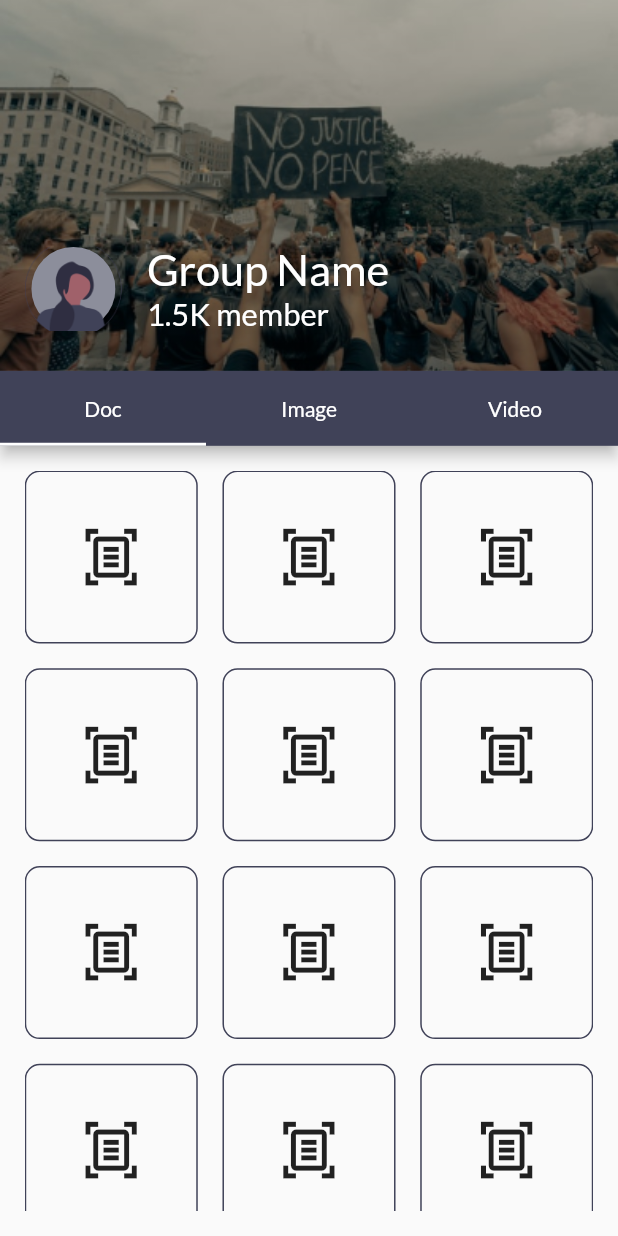
After one commit to talha828/IUVO, a Flutter app: the GroupInfoScreen screen opened directly, on a phone screen of 412 x 824 dp. The commit adds this screen. Run offline on Flutter 3.47's test engine with Material 2 defaults, Android fonts, the phone set to English and light mode, and no system bars; our stand-ins replace cloud_firestore, country_picker, firebase_auth, firebase_core, font_awesome_flutter, get and 3 more; missing offline and left inert: circular_clip_route, fluid_bottom_nav_bar, validation_plus; accounts and stored records are empty.

Commit message:
UI finish

```diff
--- /dev/null
+++ b/lib/view/group_info_screen/group_info_screen.dart
@@ -0,0 +1,166 @@
+import 'package:flutter/material.dart';
+import 'package:iuvo/components/constant/constant.dart';
+import 'package:iuvo/generated/assets.dart';
+
+class GroupInfoScreen extends StatefulWidget {
+  const GroupInfoScreen({Key? key}) : super(key: key);
+
+  @override
+  State<GroupInfoScreen> createState() => _GroupInfoScreenState();
+}
+
+class _GroupInfoScreenState extends State<GroupInfoScreen> {
+  @override
+  Widget build(BuildContext context) {
+    var width = MediaQuery.of(context).size.width;
+    return SafeArea(
+      child: DefaultTabController(
+        length: 3,
+        child: Scaffold(
+          body: Column(
+            children: [
+              Container(
+                width: width,
+                height: width * 0.6,
+                child: Stack(
+                  alignment: Alignment.bottomCenter,
+                  children: [
+                    Container(
+                      width: width,
+                      height: width * 0.6,
+                      decoration: const BoxDecoration(
+                        image: DecorationImage(
+                            image: AssetImage(Assets.imageJustices),
+                            fit: BoxFit.cover),
+                      ),
+                      child: Container(
+                        width: width,
+                        height: width * 0.6,
+                        decoration: const BoxDecoration(
+                            gradient: LinearGradient(
+                                begin: Alignment.bottomCenter,
+                                end: Alignment.topCenter,
+                                colors: [
+                              Colors.black38,
+                              Colors.black12,
+                            ])),
+                      ),
+                    ),
+                    Padding(
+                      padding: EdgeInsets.symmetric(vertical: width * 0.05),
+                      child: ListTile(
+                        leading: CircleAvatar(
+                          radius: width * 0.08,
+                          child: Image.asset(Assets.imageAvater),
+                        ),
+                        title: Text(
+                          "Group Name",
+                          style: TextStyle(
+                              fontSize: width * 0.07, color: Colors.white),
+                        ),
+                        subtitle: Text(
+                          "1.5K member",
+                          style: TextStyle(
+                              fontSize: width * 0.05, color: Colors.white),
+                        ),
+                      ),
+                    ),
+                  ],
+                ),
+              ),
+              SizedBox(
+                height: 50,
+                child: AppBar(
+                  bottom: TabBar(
+                    unselectedLabelColor: Colors.white,
+                    labelColor: Colors.white,
+                    tabs: [
+                      Tab(
+                        text: "Doc",
+                      ),
+                      Tab(
+                       text: "Image",
+                      ),
+                      Tab(
+                        text: "Video",
+                      ),
+                    ],
+                  ),
+                ),
+              ),
+
+              // create widgets for each tab bar here
+              Expanded(
+                child: TabBarView(
+                  children: [
+                    // first tab bar view widget
+                    Container(
+                      padding:EdgeInsets.symmetric(vertical: width * 0.04,horizontal: width * 0.04),
+                      child: GridView.count(crossAxisCount: 3,
+                        crossAxisSpacing: width * 0.04,
+                        mainAxisSpacing: width * 0.04,
+                        children: list.map((e) => Container(
+                          // color: appThemeColor,
+                          decoration: BoxDecoration(
+                            border: Border.all(color: appThemeColor),
+                            borderRadius: BorderRadius.circular(10)
+                          ),
+                          child: ClipRRect(
+                            borderRadius: BorderRadius.circular(10),
+                            child: Icon(Icons.document_scanner_outlined,size: width * 0.1,)),)).toList(),
+                      ),
+                    ),
+                    Container(
+                      padding:EdgeInsets.symmetric(vertical: width * 0.04,horizontal: width * 0.04),
+                      child: GridView.count(crossAxisCount: 3,
+                        crossAxisSpacing: width * 0.04,
+                        mainAxisSpacing: width * 0.04,
+                        children: list.map((e) => Container(child: ClipRRect(
+                            borderRadius: BorderRadius.circular(10),
+                            child: Image.asset(e,fit: BoxFit.cover,)),)).toList(),
+                      ),
+                    ),Container(
+                      padding:EdgeInsets.symmetric(vertical: width * 0.04,horizontal: width * 0.04),
+                      child: GridView.count(crossAxisCount: 3,
+                        crossAxisSpacing: width * 0.04,
+                        mainAxisSpacing: width * 0.04,
+                        children: list.map((e) => Container(
+                          // color: appThemeColor,
+                          decoration: BoxDecoration(
+                            image: DecorationImage(
+                                image: AssetImage(Assets.imageJustices),
+                                fit: BoxFit.cover),
+                              border: Border.all(color: appThemeColor),
+                              borderRadius: BorderRadius.circular(10)
+                          ),
+                          child: ClipRRect(
+                              borderRadius: BorderRadius.circular(10),
+                              child: Icon(Icons.play_arrow,size: width * 0.13,color: Colors.white,)),)).toList(),
+                      ),
+                    ),
+
+                  ],
+                ),
+              )
+            ],
+          ),
+        ),
+      ),
+    );
+  }
+  List<String>list=[
+    Assets.imageDrugs,
+    Assets.imageDrugs,
+    Assets.imageDrugs,
+    Assets.imageDrugs,
+    Assets.imageDrugs,
+    Assets.imageDrugs,
+    Assets.imageDrugs,
+    Assets.imageDrugs,
+    Assets.imageDrugs,
+    Assets.imageDrugs,
+    Assets.imageDrugs,
+    Assets.imageDrugs,
+    Assets.imageDrugs,
+  ];
+}
```
Also changed, not shown: lib/view/discover_group_screen/discover_group_screen.dart (+9 -1 lines), lib/view/edit_profile_screen/edit_profile_screen.dart (added, +102 -0 lines), lib/view/group_chat_screen/group_chat_screen.dart (added, +81 -0 lines), lib/view/main_screen/main_screen.dart (+68 -49 lines), lib/view/splash_screen/splash_screen.dart (+3 -4 lines), assets/image/logo.png.
